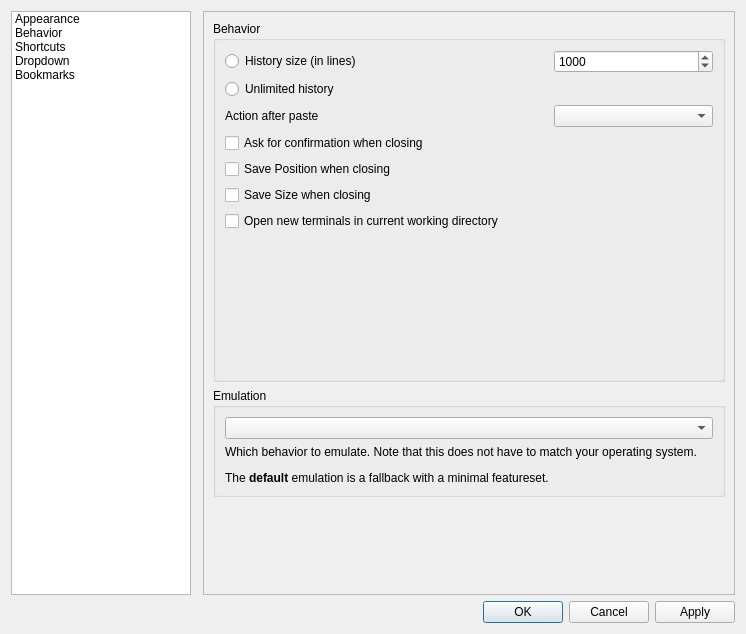
Above: src/forms/propertiesdialog.ui from lubuntu-team/qterminal-packaging before the change. Below: the same form after it.
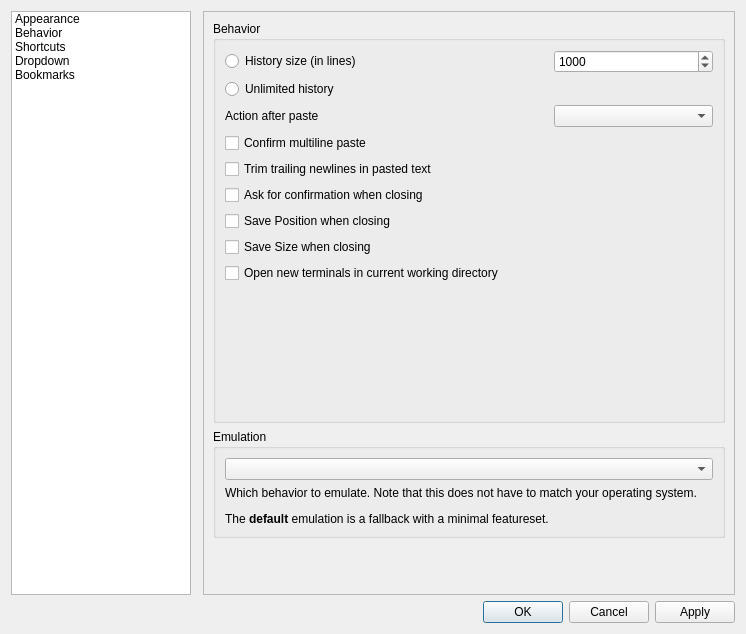
That is the form after the change. The open tabs and pages were chosen to show the change.

What changed in the file:
```diff
--- a/src/forms/propertiesdialog.ui
+++ b/src/forms/propertiesdialog.ui
@@ -423,6 +423,20 @@
             </property>
            </widget>
           </item>
+          <item row="3" column="0" colspan="3">
+           <widget class="QCheckBox" name="confirmMultilinePasteCheckBox">
+            <property name="text">
+             <string>Confirm multiline paste</string>
+            </property>
+           </widget>
+          </item>
+          <item row="4" column="0" colspan="3">
+           <widget class="QCheckBox" name="trimPastedTrailingNewlinesCheckBox">
+            <property name="text">
+             <string>Trim trailing newlines in pasted text</string>
+            </property>
+           </widget>
+          </item>
           <item row="0" column="2">
            <widget class="QSpinBox" name="historyLimitedTo">
             <property name="minimum">
@@ -436,7 +450,7 @@
             </property>
            </widget>
           </item>
-          <item row="7" column="1">
+          <item row="9" column="1">
            <spacer name="verticalSpacer_4">
             <property name="orientation">
              <enum>Qt::Vertical</enum>
@@ -449,28 +463,28 @@
             </property>
            </spacer>
           </item>
-          <item row="6" column="0" colspan="3">
+          <item row="8" column="0" colspan="3">
            <widget class="QCheckBox" name="useCwdCheckBox">
             <property name="text">
              <string>Open new terminals in current working directory</string>
             </property>
            </widget>
           </item>
-          <item row="5" column="0" colspan="3">
+          <item row="7" column="0" colspan="3">
            <widget class="QCheckBox" name="saveSizeOnExitCheckBox">
             <property name="text">
              <string>Save Size when closing</string>
             </property>
            </widget>
           </item>
-          <item row="4" column="0" colspan="3">
+          <item row="6" column="0" colspan="3">
            <widget class="QCheckBox" name="savePosOnExitCheckBox">
             <property name="text">
              <string>Save Position when closing</string>
             </property>
            </widget>
           </item>
-          <item row="3" column="0" colspan="3">
+          <item row="5" column="0" colspan="3">
            <widget class="QCheckBox" name="askOnExitCheckBox">
             <property name="text">
              <string>Ask for confirmation when closing</string>
```
